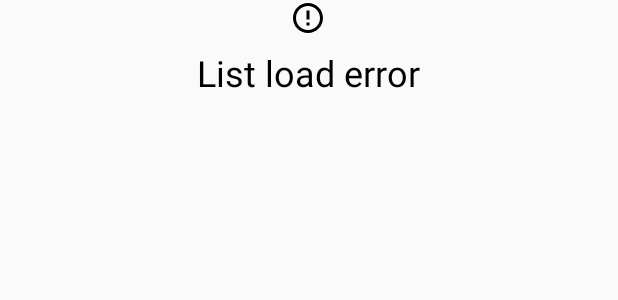
After one commit to fedka27/ZimadTest, an Android app: the layout include_error_load_list.xml on its own in the app's theme, with its tools: preview values and no code run, on a phone screen of 412 x 824 dp. The commit adds this screen. Shown: the top 300 px of the screen. Run offline under Robolectric (Android 15) with nearby library versions, the phone set to English and light mode, and no system bars.

Commit message:
Design updated

```diff
--- /dev/null
+++ b/app/src/main/res/drawable/ic_error_outline.xml
@@ -0,0 +1,9 @@
+<vector xmlns:android="http://schemas.android.com/apk/res/android"
+        android:width="24dp"
+        android:height="24dp"
+        android:viewportWidth="24.0"
+        android:viewportHeight="24.0">
+    <path
+        android:fillColor="#FF000000"
+        android:pathData="M11,15h2v2h-2zM11,7h2v6h-2zM11.99,2C6.47,2 2,6.48 2,12s4.47,10 9.99,10C17.52,22 22,17.52 22,12S17.52,2 11.99,2zM12,20c-4.42,0 -8,-3.58 -8,-8s3.58,-8 8,-8 8,3.58 8,8 -3.58,8 -8,8z"/>
+</vector>
--- a/app/src/main/res/layout/fragment_tabs.xml
+++ b/app/src/main/res/layout/fragment_tabs.xml
@@ -17,6 +17,7 @@
         android:id="@+id/tab_layout"
         style="@style/AppTabLayout"
         android:layout_width="match_parent"
+        android:background="?actionBarItemBackground"
         android:layout_height="?actionBarSize"
         app:layout_constraintBottom_toBottomOf="parent"
         app:layout_constraintEnd_toEndOf="parent"
--- /dev/null
+++ b/app/src/main/res/layout/include_error_load_list.xml
@@ -0,0 +1,18 @@
+<?xml version="1.0" encoding="utf-8"?>
+<LinearLayout xmlns:android="http://schemas.android.com/apk/res/android"
+    xmlns:app="http://schemas.android.com/apk/res-auto"
+    android:layout_width="match_parent"
+    android:layout_height="wrap_content"
+    android:gravity="center"
+    android:orientation="vertical">
+
+    <TextView
+        style="@style/AppText"
+        android:layout_width="wrap_content"
+        android:layout_height="wrap_content"
+        android:drawableTop="@drawable/ic_error_outline"
+        android:drawablePadding="@dimen/spacing_small"
+        android:text="@string/error_loading_list"
+        android:textSize="@dimen/font_large" />
+
+</LinearLayout>
```
Also changed, not shown: app/src/main/res/layout/fragment_list.xml (+27 -3 lines), app/src/main/res/layout/item_list.xml (added, +44 -0 lines).
